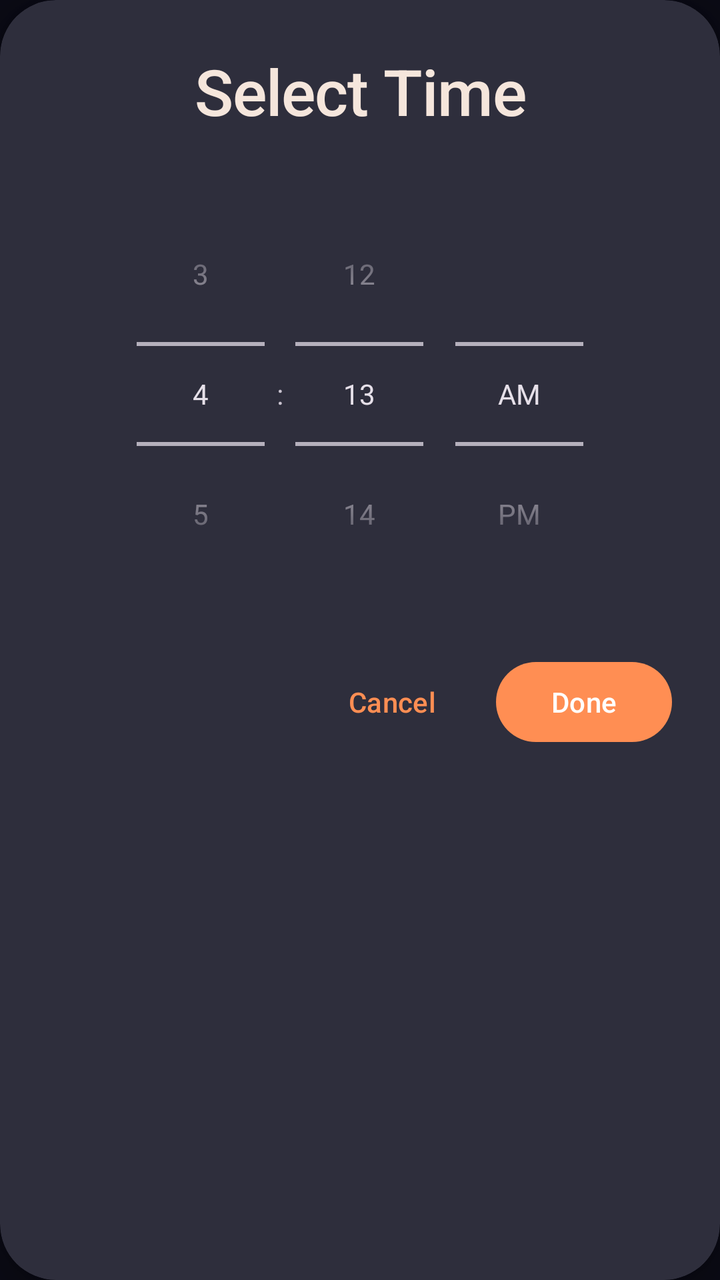
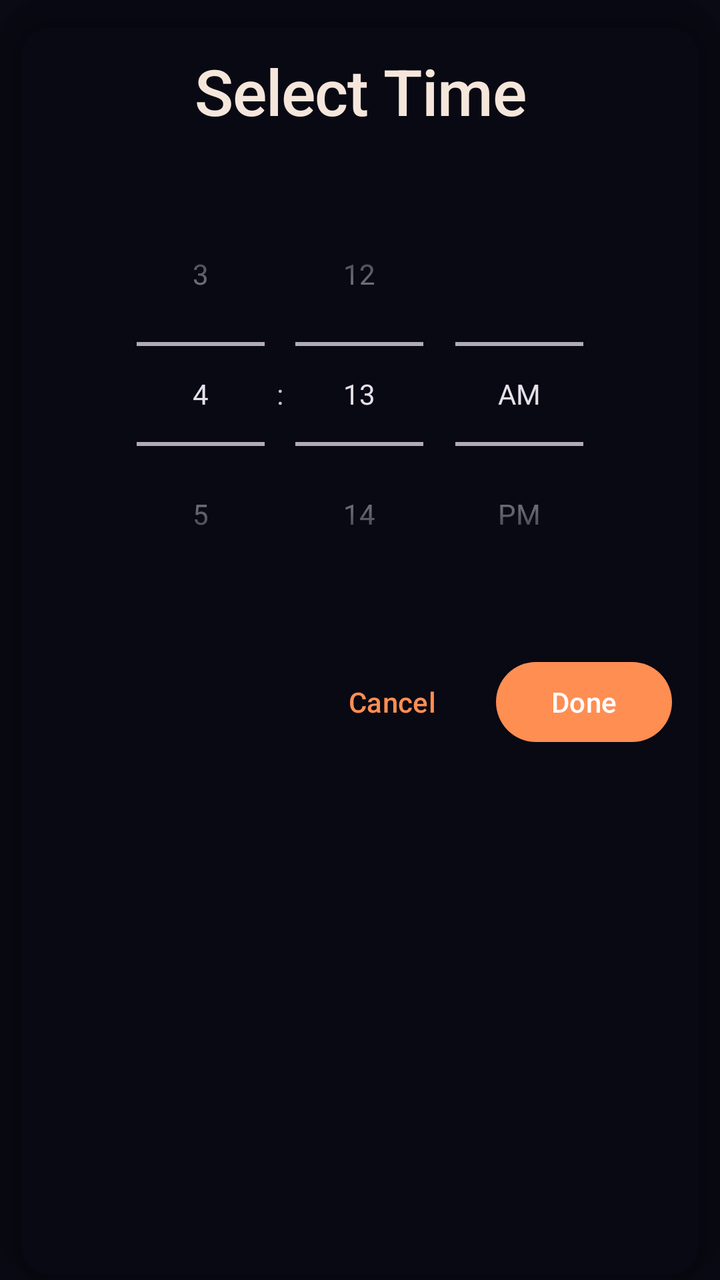

Screens rendered from an Android XML layout before and after an edit, with the pre-edit source and the edit as a unified diff.
<!-- AndroidManifest.xml: application theme Theme.MyApplication -->
<!-- res/layout/pop_time.xml -->
<?xml version="1.0" encoding="utf-8"?>
<com.google.android.material.card.MaterialCardView 
    xmlns:android="http://schemas.android.com/apk/res/android"
    xmlns:app="http://schemas.android.com/apk/res-auto"
    android:layout_width="match_parent"
    android:layout_height="wrap_content"
    android:layout_margin="16dp"
    app:cardBackgroundColor="@color/md_theme_dark_surfaceContainerHigh"
    app:cardCornerRadius="28dp"
    app:cardElevation="8dp"
    app:strokeWidth="0dp">

    <LinearLayout
        android:layout_width="match_parent"
        android:layout_height="wrap_content"
        android:orientation="vertical"
        android:padding="24dp">

        
        <TextView
            android:layout_width="match_parent"
            android:layout_height="wrap_content"
            android:text="Select Time"
            android:textAppearance="@style/TextAppearance.Rooster.HeadlineLarge"
            android:textColor="@color/md_theme_dark_onSurface"
            android:gravity="center"
            android:layout_marginBottom="24dp"/>

        
        <TimePicker
            android:id="@+id/tp1"
            android:layout_width="match_parent"
            android:layout_height="wrap_content"
            android:layout_marginBottom="24dp"
            android:timePickerMode="spinner"/>

        
        <LinearLayout
            android:layout_width="match_parent"
            android:layout_height="wrap_content"
            android:orientation="horizontal"
            android:gravity="end">

            <com.google.android.material.button.MaterialButton
                android:id="@+id/pickTimeCancel"
                style="@style/Widget.Material3.Button.TextButton"
                android:layout_width="wrap_content"
                android:layout_height="wrap_content"
                android:text="Cancel"
                android:layout_marginEnd="8dp"/>

            <com.google.android.material.button.MaterialButton
                android:id="@+id/pickTimeDone"
                style="@style/Widget.Material3.Button"
                android:layout_width="wrap_content"
                android:layout_height="wrap_content"
                android:text="Done"/>

        </LinearLayout>

    </LinearLayout>

</com.google.android.material.card.MaterialCardView>
<!-- resources referenced by this layout -->
<resources>
  <color name="md_theme_dark_onSurface">#F5E6DC</color>
  <color name="md_theme_dark_surfaceContainerHigh">#2E2E3C</color>
  <style name="TextAppearance.Rooster.HeadlineLarge" parent="TextAppearance.Material3.HeadlineLarge">
          <item name="android:fontFamily">sans-serif-medium</item>
          <item name="fontFamily">sans-serif-medium</item>
          <item name="android:letterSpacing">-0.01</item>
      </style>
  <style name="Theme.MyApplication" parent="Base.Theme.Rooster" />
  <color name="md_theme_dark_primary">#FF8E53</color>
  <color name="md_theme_dark_onPrimary">#FFFFFF</color>
  <color name="md_theme_dark_primaryContainer">#FF6B35</color>
  <color name="md_theme_dark_onPrimaryContainer">#FFFFFF</color>
  <color name="md_theme_dark_secondary">#FFB86C</color>
  <color name="md_theme_dark_onSecondary">#1C0F0A</color>
  <color name="md_theme_dark_secondaryContainer">#FF8E53</color>
  <color name="md_theme_dark_onSecondaryContainer">#FFFFFF</color>
  <color name="md_theme_dark_tertiary">#FFD89C</color>
  <color name="md_theme_dark_onTertiary">#1C0F0A</color>
  <color name="md_theme_dark_tertiaryContainer">#FFB86C</color>
  <color name="md_theme_dark_onTertiaryContainer">#1C0F0A</color>
  <color name="md_theme_dark_error">#FFB4AB</color>
  <color name="md_theme_dark_onError">#690005</color>
  <color name="md_theme_dark_errorContainer">#93000A</color>
  <color name="md_theme_dark_onErrorContainer">#FFDAD6</color>
  <color name="md_theme_dark_surface">#141420</color>
  <color name="md_theme_dark_surfaceVariant">#2A1F2E</color>
  <color name="md_theme_dark_onSurfaceVariant">#F5E6DC</color>
  <color name="md_theme_dark_background">#0A0A14</color>
  <color name="md_theme_dark_onBackground">#F5E6DC</color>
  <color name="md_theme_dark_outline">#8B6F5F</color>
  <color name="md_theme_dark_outlineVariant">#3D2F2A</color>
  <style name="ShapeAppearance.Rooster.SmallComponent" parent="ShapeAppearance.Material3.SmallComponent">
          <item name="cornerFamily">rounded</item>
          <item name="cornerSize">16dp</item>
      </style>
  <style name="ShapeAppearance.Rooster.MediumComponent" parent="ShapeAppearance.Material3.MediumComponent">
          <item name="cornerFamily">rounded</item>
          <item name="cornerSize">24dp</item>
      </style>
  <style name="ShapeAppearance.Rooster.LargeComponent" parent="ShapeAppearance.Material3.LargeComponent">
          <item name="cornerFamily">rounded</item>
          <item name="cornerSize">32dp</item>
      </style>
  <!-- unchanged entries left out for length: 1 -->
</resources>

<!-- the commit's change to res/layout/pop_time.xml (unified diff, before → after) -->
@@ -5,7 +5,8 @@
     android:layout_width="match_parent"
     android:layout_height="wrap_content"
     android:layout_margin="16dp"
-    app:cardBackgroundColor="@color/md_theme_dark_surfaceContainerHigh"
+    app:cardBackgroundColor="@android:color/transparent"
+    android:background="@drawable/card_background_elevated"
     app:cardCornerRadius="28dp"
     app:cardElevation="8dp"
     app:strokeWidth="0dp">
<!-- resource entries referenced after the edit -->
@@ -1,13 +1,57 @@
 <!-- resources referenced by this layout -->
 <resources>
   <color name="md_theme_dark_onSurface">#F5E6DC</color>
-  <color name="md_theme_dark_surfaceContainerHigh">#2E2E3C</color>
+  <!-- drawable card_background_elevated (drawable) -->
+  <?xml version="1.0" encoding="utf-8"?>
+  <layer-list xmlns:android="http://schemas.android.com/apk/res/android">
+      
+      <item>
+          <shape android:shape="rectangle">
+              <gradient
+                  android:angle="135"
+                  android:startColor="@color/shadow_dark"
+                  android:endColor="@color/shadow_medium"
+                  android:type="linear" />
+              <corners android:radius="32dp"/>
+          </shape>
+      </item>
+      
+      
+      <item
+          android:bottom="4dp"
+          android:right="4dp">
+          <shape android:shape="rectangle">
+              <gradient
+                  android:angle="135"
+                  android:startColor="@color/card_gradient_start"
+                  android:centerColor="@color/card_gradient_mid"
+                  android:endColor="@color/card_gradient_end"
+                  android:type="linear" />
+              <corners android:radius="32dp"/>
+          </shape>
+      </item>
+      
+      
+      <item>
+          <shape android:shape="rectangle">
+              <stroke
+                  android:width="1dp"
+                  android:color="@color/md_theme_dark_outlineVariant" />
+              <corners android:radius="32dp"/>
+          </shape>
+      </item>
+  </layer-list>
   <style name="TextAppearance.Rooster.HeadlineLarge" parent="TextAppearance.Material3.HeadlineLarge">
           <item name="android:fontFamily">sans-serif-medium</item>
           <item name="fontFamily">sans-serif-medium</item>
           <item name="android:letterSpacing">-0.01</item>
       </style>
   <style name="Theme.MyApplication" parent="Base.Theme.Rooster" />
+  <color name="shadow_dark">#60000000</color>
+  <color name="shadow_medium">#40000000</color>
+  <color name="card_gradient_start">#1E1E2E</color>
+  <color name="card_gradient_mid">#242432</color>
+  <color name="card_gradient_end">#2A2A3A</color>
   <color name="md_theme_dark_primary">#FF8E53</color>
   <color name="md_theme_dark_onPrimary">#FFFFFF</color>
   <color name="md_theme_dark_primaryContainer">#FF6B35</color>
